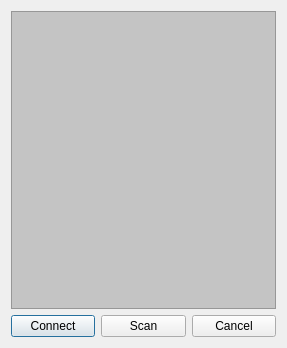
slock83/sphero-command-app, file src/BtScanner.ui: the form before one commit.
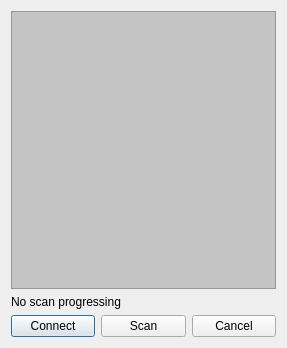
The form after the commit.

Commit message: bt scan and connect works

```diff
--- a/src/BtScanner.ui
+++ b/src/BtScanner.ui
@@ -21,6 +21,13 @@
      </property>
     </widget>
    </item>
+   <item>
+    <widget class="QLabel" name="scanLbl">
+     <property name="text">
+      <string>No scan progressing</string>
+     </property>
+    </widget>
+   </item>
    <item>
     <layout class="QHBoxLayout" name="horizontalLayout">
      <item>
```
Left out of the diff: 2 changed lines with no effect on the pictures. The commit also changes 8 other files.
